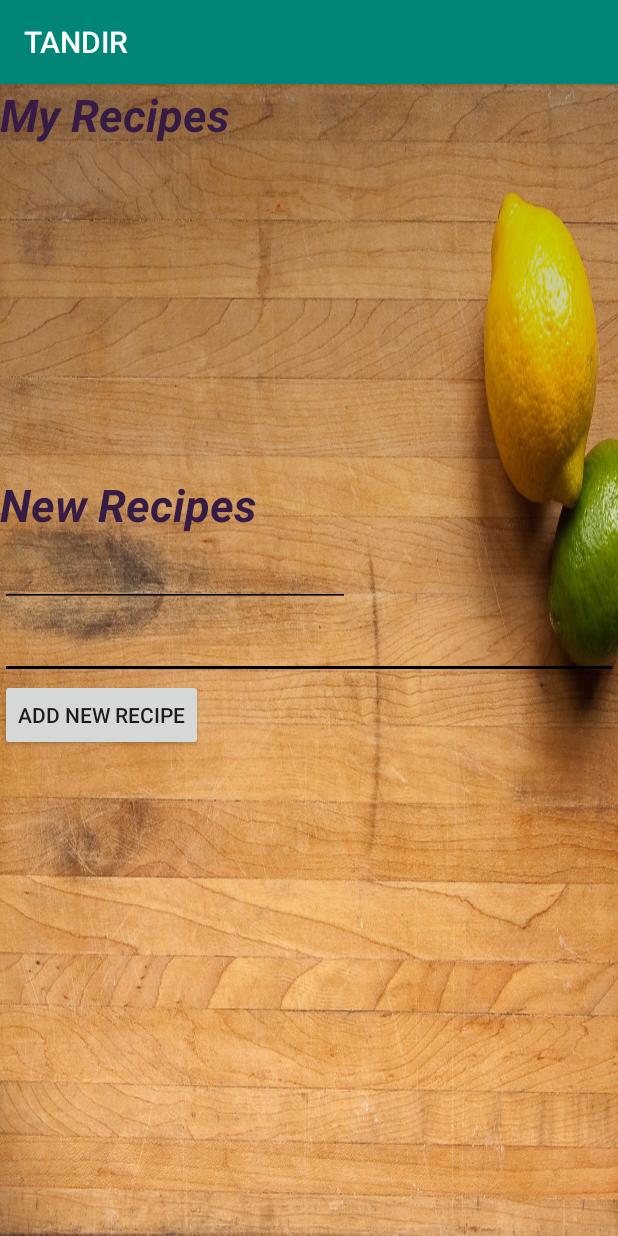
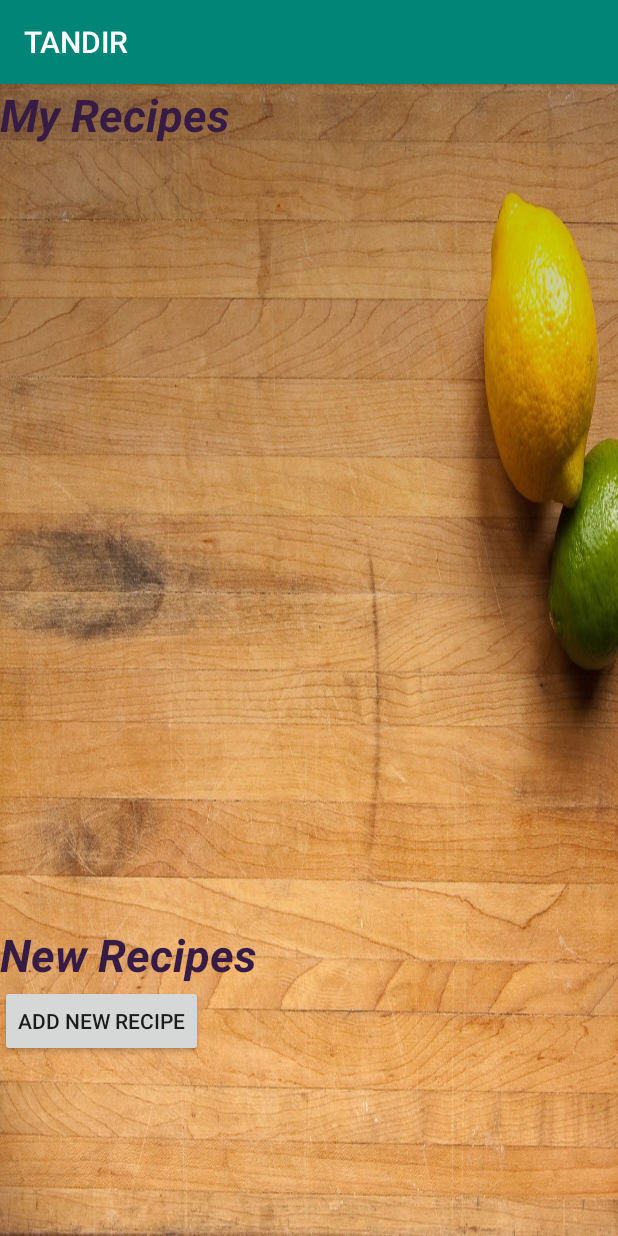
Before and after one commit to squaddro/TANDIR, an Android app: the RecipePageActivity screen opened directly, with no data from a screen before it, on a phone screen of 412 x 824 dp. Run offline under Robolectric (Android 15) with nearby library versions, the phone set to English and light mode, and no system bars; network calls fail; Roboto replaces fonts that are not available here.

Commit message:
Issue #2 is done

```diff
--- a/app/build.gradle
+++ b/app/build.gradle
@@ -4,7 +4,7 @@ android {
     compileSdkVersion 28
     defaultConfig {
         applicationId "com.example.tandir"
-        minSdkVersion 16
+        minSdkVersion 18
         targetSdkVersion 28
         versionCode 1
         versionName "1.0"
--- a/app/src/main/AndroidManifest.xml
+++ b/app/src/main/AndroidManifest.xml
@@ -7,6 +7,7 @@
     <uses-permission android:name="android.permission.WRITE_EXTERNAL_STORAGE" />
     <uses-permission android:name="android.permission.CAMERA" />
 
+
     <application
         android:allowBackup="true"
         android:icon="@mipmap/ic_launcher"
@@ -15,7 +16,8 @@
         android:supportsRtl="true"
         android:theme="@style/AppTheme"
         android:usesCleartextTraffic="true">
-        <activity android:name=".AddRecipeActivity"></activity>
+        <activity android:name=".ShowRecipeActivity"></activity>
+        <activity android:name=".AddRecipeActivity" />
         <activity
             android:name=".RecipePageActivity"
             android:windowSoftInputMode="adjustPan" />
--- a/app/src/main/java/com/squadro/tandir/MainActivity.java
+++ b/app/src/main/java/com/squadro/tandir/MainActivity.java
@@ -1,7 +1,11 @@
 package com.squadro.tandir;
 
+import android.Manifest;
 import android.content.Context;
 import android.content.Intent;
+import android.content.pm.PackageManager;
+import android.support.v4.app.ActivityCompat;
+import android.support.v4.content.ContextCompat;
 import android.support.v7.app.AppCompatActivity;
 import android.os.Bundle;
 import android.view.View;
@@ -30,7 +34,7 @@ public class MainActivity extends AppCompatActivity {
 
 
     public void onClick(View view) {
-        //Toast.makeText(this,"HELLOOOO",Toast.LENGTH_LONG).show();
+
         if (view.getId() == R.id.button_signin) {
             startActivity(new Intent(MainActivity.this, SignInActivity.class));
         }else if (view.getId() == R.id.button_signup) {
--- a/app/src/main/java/com/squadro/tandir/Recipe.java
+++ b/app/src/main/java/com/squadro/tandir/Recipe.java
@@ -7,6 +7,7 @@ public class Recipe {
     private String recipe_desc;
     private String user_name;
     private String tag;
+    private String[] uris;
 
     public String getRecipe_id() {
         return recipe_id;
@@ -28,4 +29,6 @@ public class Recipe {
 
     public String getTag() { return tag; }
 
+    public String[] getURIs(){return uris;}
+
 }
--- a/app/src/main/res/layout/activity_recipe_page.xml
+++ b/app/src/main/res/layout/activity_recipe_page.xml
@@ -25,7 +25,7 @@
     <ListView
         android:id="@+id/listView1"
         android:layout_width="wrap_content"
-        android:layout_height="200dip"
+        android:layout_height="500dip"
         android:layout_below="@+id/listViewText1"
         android:layout_alignParentLeft="true"
         android:layout_alignParentTop="true"
@@ -51,33 +51,8 @@
         android:focusable="false"
         android:focusableInTouchMode="false"
         android:layout_marginTop="30dp"/>
-    <EditText
-        android:id="@+id/editTextRecipeDesc"
-        android:layout_width="wrap_content"
-        android:layout_height="wrap_content"
-        android:ems="20"
-        android:backgroundTint="#000000"
-        android:textColor="#FFFFFF"
-        android:textColorHint="#FFFFFF"
-        android:textColorLink="#FFFFFF"
-        android:textStyle="bold"
-        android:inputType="text|textMultiLine"
-        android:textSize="20sp"
-        android:layout_below="@+id/editTextRecipeName" />
-    <EditText
-        android:id="@+id/editTextRecipeName"
-        android:layout_width="wrap_content"
-        android:layout_height="wrap_content"
-        android:ems="10"
-        android:backgroundTint="#000000"
-        android:textColor="#FFFFFF"
-        android:textColorHint="#FFFFFF"
-        android:textColorLink="#FFFFFF"
-        android:textStyle="bold"
-        android:inputType="text|textMultiLine"
-        android:textSize="20sp"
-        android:layout_below="@+id/listViewText2"
-        />
+
+
 
     <Button
         android:id="@+id/RecipeAddButton"
@@ -85,13 +60,7 @@
         android:layout_height="wrap_content"
         android:text="Add New Recipe"
         android:layout_weight="1"
-        android:layout_below="@+id/editTextRecipeDesc"
+        android:layout_below="@+id/listViewText2"
         />
 
-    <LinearLayout
-        android:id="@+id/LinearLayout"
-        android:layout_width="match_parent"
-        android:layout_height="match_parent"
-        android:orientation="horizontal"></LinearLayout>
-
 </RelativeLayout>
```
Also changed, not shown: app/src/main/java/com/squadro/tandir/AddRecipeActivity.java (+13 -12 lines), app/src/main/java/com/squadro/tandir/RecipePageActivity.java (+31 -5 lines), app/src/main/java/com/squadro/tandir/ShowRecipeActivity.java (added, +138 -0 lines), app/src/main/res/layout/activity_show_recipe.xml (added, +37 -0 lines).
